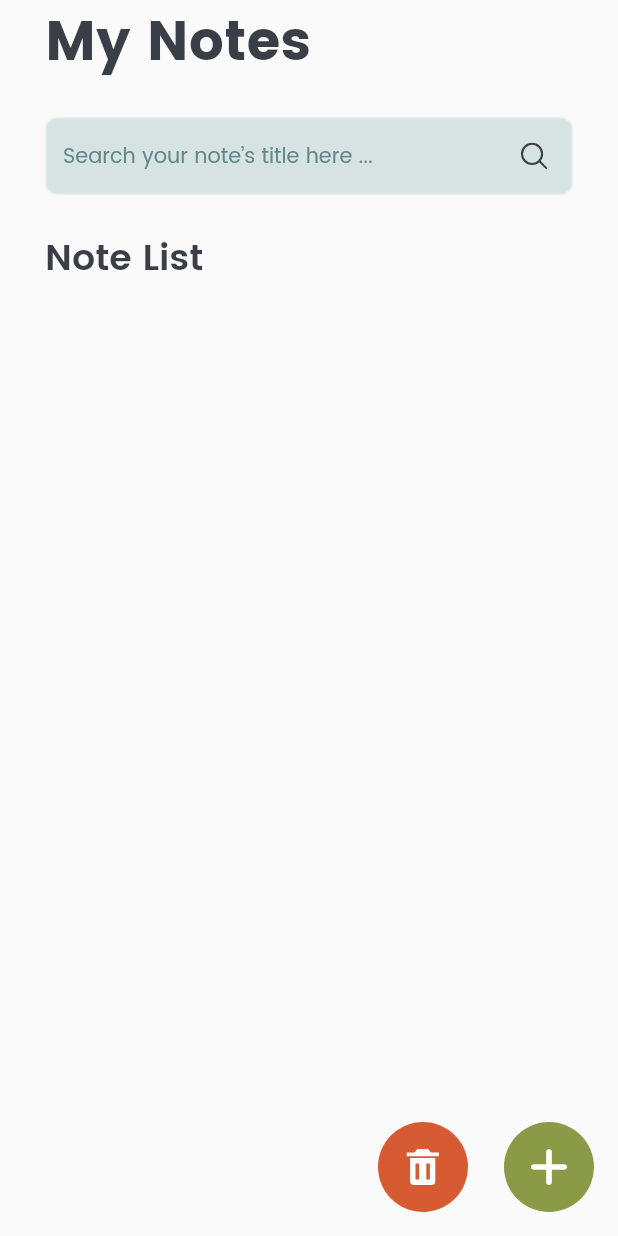
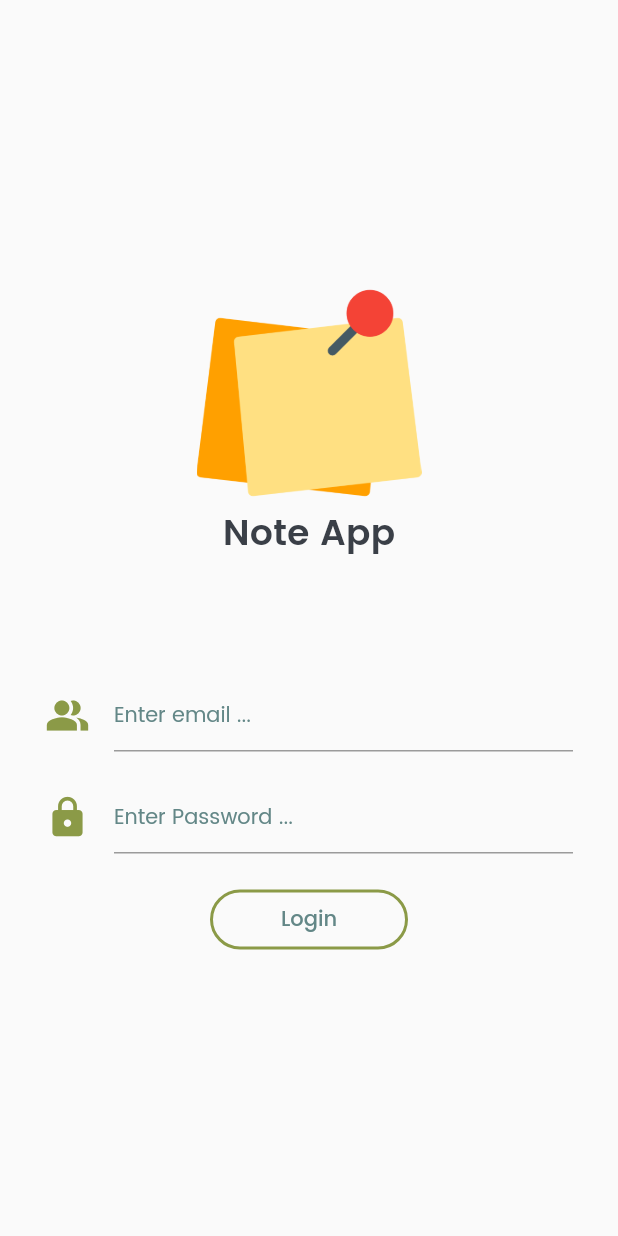
Before and after one commit to Sakeshioyaki/note_app, a Flutter app: the screen it shows after launch, on a phone screen of 412 x 824 dp. Run offline on Flutter 3.47's test engine with Material 2 defaults, Android fonts, the phone set to English and light mode, and no system bars; our stand-ins replace cloud_firestore, firebase_core, flutter_svg, get, sqflite, synchronized; missing offline and left inert: cv; accounts and stored records are empty; statements that could not run were skipped.

Commit message:
update login firebase

```diff
--- /dev/null
+++ b/lib/controller/auth_controller.dart
@@ -0,0 +1,6 @@
+import 'package:get/get.dart';
+
+class AuthController extends GetxController {
+  var count = 0.obs;
+  increment() => count++;
+}
--- a/lib/main.dart
+++ b/lib/main.dart
@@ -1,16 +1,18 @@
+import 'package:firebase_core/firebase_core.dart';
 import 'package:flutter/foundation.dart';
 import 'package:flutter/material.dart';
-import 'package:note_app/page/list_note_page/list_note_page.dart';
+import 'package:note_app/firebase_options.dart';
+import 'package:note_app/page/login_page/login_page.dart';
 import 'package:note_app/page/note_page/note_provider.dart';
-import 'package:sqflite/sqflite.dart';
 
 late DbNoteProvider noteProvider;
 
 Future main() async {
   WidgetsFlutterBinding.ensureInitialized();
-
-  noteProvider = DbNoteProvider(databaseFactory);
   await noteProvider.ready;
+  await Firebase.initializeApp(
+    options: DefaultFirebaseOptions.currentPlatform,
+  );
   runApp(const MyApp());
 }
 
@@ -19,10 +21,8 @@ class MyApp extends StatelessWidget {
 
   @override
   Widget build(BuildContext context) {
-    return MaterialApp(
-      title: 'NotePad',
-      theme: ThemeData(primarySwatch: Colors.blue),
-      home: const ListNotePage(),
+    return const MaterialApp(
+      home: LoginPage(),
     );
   }
 }
--- a/lib/model/model.dart
+++ /dev/null
@@ -1,12 +0,0 @@
-import 'package:cv/cv.dart';
-import 'package:note_app/common/app_const.dart';
-import 'package:note_app/db/db.dart';
-
-class DbNote extends DbRecord {
-  final title = CvField<String>(AppConst.columnTitle);
-  final content = CvField<String>(AppConst.columnContent);
-  final date = CvField<int>(AppConst.columnUpdated);
-
-  @override
-  List<CvField> get fields => [id, title, content, date];
-}
--- /dev/null
+++ b/lib/model/note_model.dart
@@ -0,0 +1,20 @@
+import 'package:cloud_firestore/cloud_firestore.dart';
+
+class NoteModel {
+  String? content;
+  String? id;
+  Timestamp? dateCreated;
+
+  NoteModel(
+      this.content,
+      this.id,
+      this.dateCreated,
+      );
+
+  NoteModel.fromDocumentSnapshot(
+      DocumentSnapshot documentSnapshot,
+      ) {
+    id = documentSnapshot.id;
+    content = documentSnapshot.data([content]);
+    dateCreated = documentSnapshot.data["dateCreated"];
+  }
--- /dev/null
+++ b/lib/model/user_model.dart
@@ -0,0 +1,15 @@
+import 'package:cloud_firestore/cloud_firestore.dart';
+
+class UserModel {
+  String? id;
+  String? name;
+  String? email;
+
+  UserModel({this.id, this.name, this.email});
+
+  UserModel.fromDocumentSnapshot({required DocumentSnapshot documentSnapshot}) {
+    id = documentSnapshot.id;
+    name = documentSnapshot["name"];
+    email = documentSnapshot["email"];
+  }
+}
--- a/lib/page/edit_page/edit_note_page.dart
+++ b/lib/page/edit_page/edit_note_page.dart
@@ -6,7 +6,7 @@ import 'package:note_app/common/app_dimens.dart';
 import 'package:note_app/common/app_images.dart';
 import 'package:note_app/common/app_text_styles.dart';
 import 'package:note_app/main.dart';
-import 'package:note_app/model/model.dart';
+import 'package:note_app/model/note_model.dart';
 import 'package:note_app/page/edit_page/edit_note_provider.dart';
 
 class EditNotePage extends StatefulWidget {
--- a/lib/page/list_note_page/list_note_page.dart
+++ b/lib/page/list_note_page/list_note_page.dart
@@ -7,7 +7,7 @@ import 'package:note_app/common/app_dimens.dart';
 import 'package:note_app/common/app_images.dart';
 import 'package:note_app/common/app_text_styles.dart';
 import 'package:note_app/main.dart';
-import 'package:note_app/model/model.dart';
+import 'package:note_app/model/note_model.dart';
 import 'package:note_app/page/edit_page/edit_note_page.dart';
 import 'package:note_app/page/list_note_page/list_note_provider.dart';
 import 'package:note_app/page/note_page/note_page.dart';
--- /dev/null
+++ b/lib/page/login_page/login_page.dart
@@ -0,0 +1,86 @@
+import 'package:flutter/material.dart';
+import 'package:note_app/common/app_colors.dart';
+import 'package:note_app/common/app_text_styles.dart';
+
+class LoginPage extends StatelessWidget {
+  const LoginPage({Key? key}) : super(key: key);
+
+  @override
+  Widget build(BuildContext context) {
+    return Scaffold(
+      body: Container(
+        padding: const EdgeInsets.symmetric(horizontal: 30),
+        child: Column(
+          mainAxisAlignment: MainAxisAlignment.center,
+          children: [
+            Column(
+              children: [
+                Image.asset(
+                  'assets/post-it.png',
+                  height: 150,
+                ),
+                Text(
+                  'Note App',
+                  style: AppTextStyle.textDarkPrimaryS24Bold,
+                ),
+              ],
+            ),
+            const SizedBox(height: 80),
+            TextFormField(
+              decoration: InputDecoration(
+                icon: const Icon(
+                  Icons.people_alt,
+                  color: AppColors.greenAccent,
+                  size: 30,
+                ),
+                hintText: 'Enter email ...',
+                hintStyle: AppTextStyle.textLightPlaceholderS14,
+              ),
+            ),
+            const SizedBox(
+              height: 20,
+            ),
+            TextFormField(
+              decoration: InputDecoration(
+                icon: const Icon(
+                  Icons.lock,
+                  color: AppColors.greenAccent,
+                  size: 30,
+                ),
+                hintText: 'Enter Password ...',
+                hintStyle: AppTextStyle.textLightPlaceholderS14,
+              ),
+            ),
+            const SizedBox(height: 20),
+            OutlinedButton(
+                onPressed: () {},
+                style: ButtonStyle(
+                  shape: MaterialStateProperty.all(
+                    RoundedRectangleBorder(
+                      borderRadius: BorderRadius.circular(30.0),
+                    ),
+                  ),
+                  side: MaterialStateProperty.all(
+                    const BorderSide(
+                      color: AppColors.greenAccent,
+                      width: 2.0,
+                      style: BorderStyle.solid,
+                    ),
+                  ),
+                ),
+                child: const SizedBox(
+                  height: 40,
+                  width: 100,
+                  child: Center(
+                    child: Text(
+                      'Login',
+                      style: AppTextStyle.textLightPlaceholder,
+                    ),
+                  ),
+                ))
+          ],
+        ),
+      ),
+    );
+  }
+}
--- a/lib/page/note_page/note_page.dart
+++ b/lib/page/note_page/note_page.dart
@@ -8,7 +8,7 @@ import 'package:note_app/common/app_dimens.dart';
 import 'package:note_app/common/app_images.dart';
 import 'package:note_app/common/app_text_styles.dart';
 import 'package:note_app/main.dart';
-import 'package:note_app/model/model.dart';
+import 'package:note_app/model/note_model.dart';
 import 'package:note_app/page/edit_page/edit_note_page.dart';
 
 import '../list_note_page/list_note_page.dart';
--- a/lib/page/note_page/note_provider.dart
+++ b/lib/page/note_page/note_provider.dart
@@ -3,7 +3,7 @@ import 'dart:collection';
 
 import 'package:flutter/foundation.dart';
 import 'package:note_app/common/app_const.dart';
-import 'package:note_app/model/model.dart';
+import 'package:note_app/model/note_model.dart';
 import 'package:sqflite/sqflite.dart';
 import 'package:synchronized/synchronized.dart';
 
```
Also changed, not shown: pubspec.yaml (+7 -0 lines), assets/post-it.png (added), lib/firebase_options.dart (added), 6 other files.
